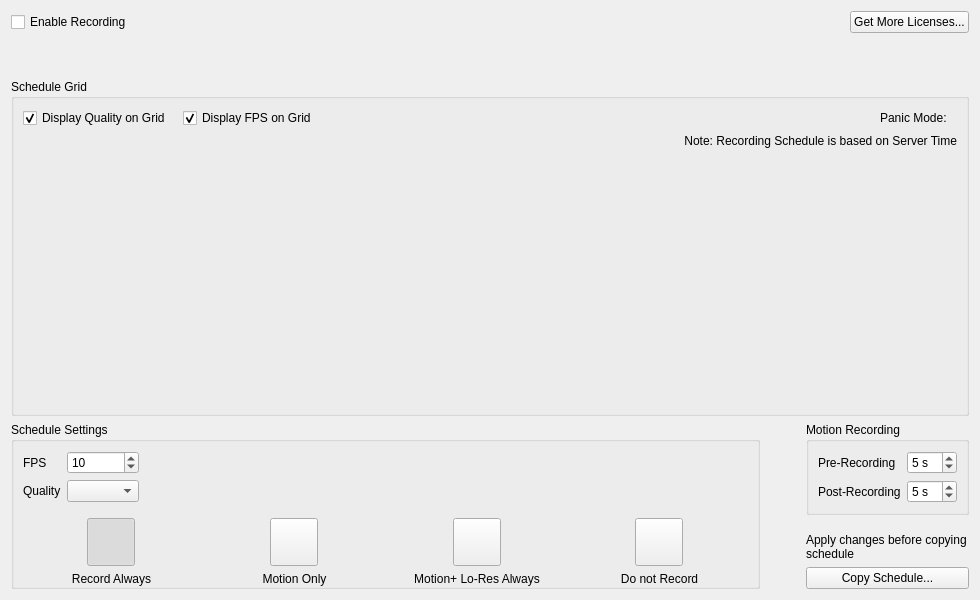
This is client/src/ui/widgets/properties/camera_schedule_widget.ui in networkoptix/nx_open as Qt 5 draws it before an edit. The edited form follows.
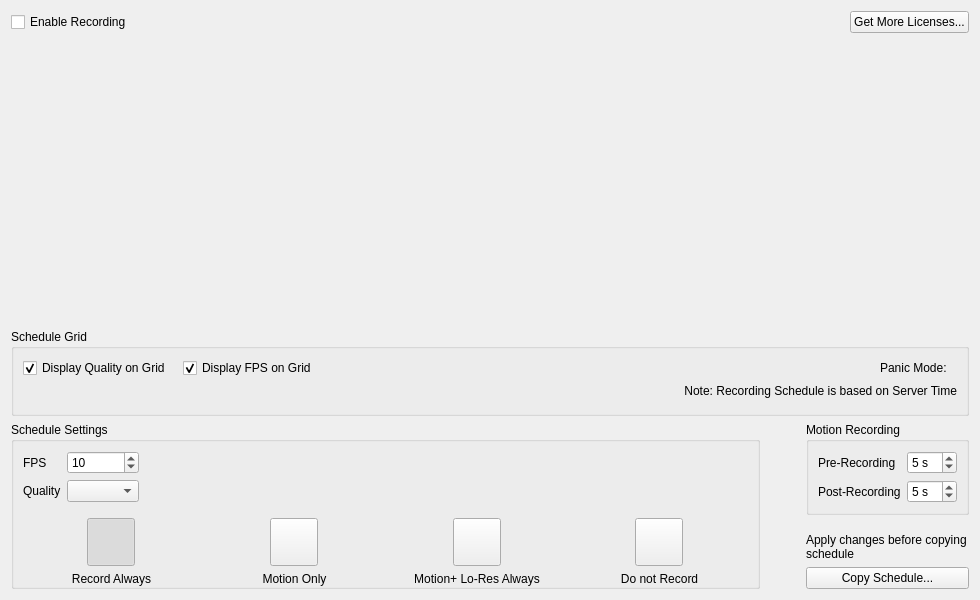
This is the edited form. Custom widgets are drawn as their Qt base class.

Commit message:
(Issue #3557) :  Professional licenses can be used on edge
<==== Mercurial data ====>
Branch: roma_pack2

Diff of the .ui file:
```diff
--- a/client/src/ui/widgets/properties/camera_schedule_widget.ui
+++ b/client/src/ui/widgets/properties/camera_schedule_widget.ui
@@ -75,6 +75,13 @@
      </property>
     </widget>
    </item>
+   <item>
+    <widget class="QLabel" name="edgeLicensesLabel">
+     <property name="text">
+      <string/>
+     </property>
+    </widget>
+   </item>
    <item>
     <widget class="QGroupBox" name="scheduleGridGroupBox">
      <property name="title">
```
The commit also changes 17 other files.
